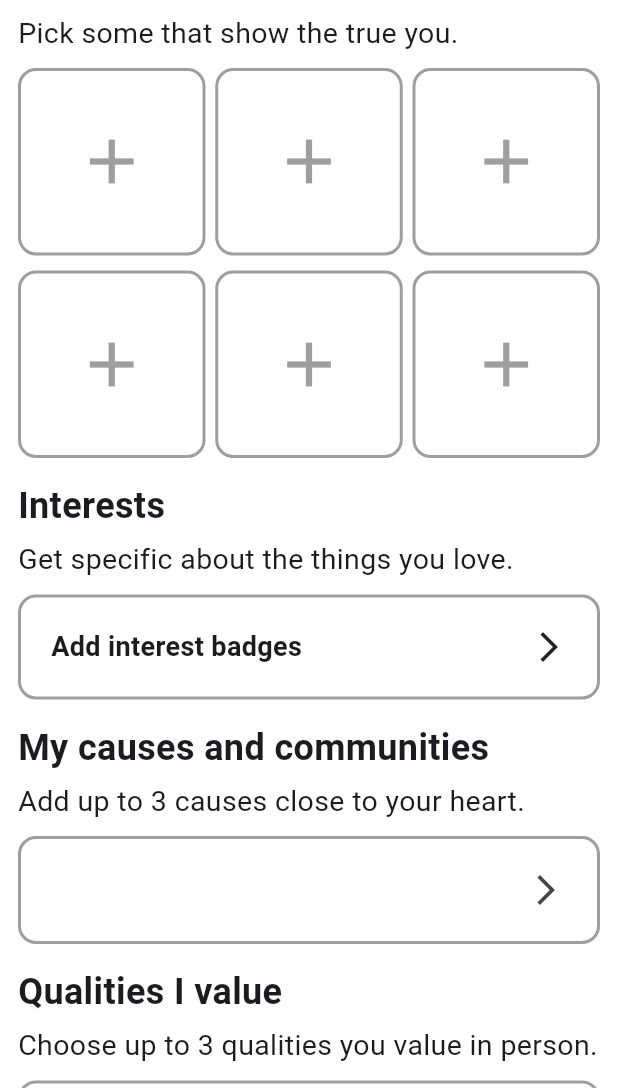
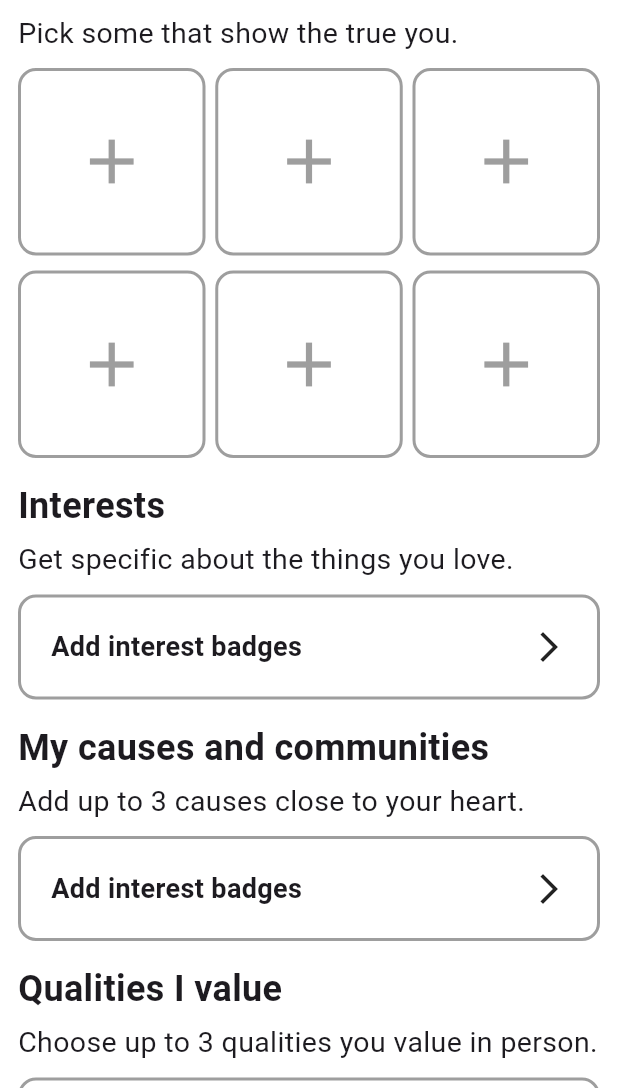
Before and after one commit to Rohitkhadka13/PairFect, a Flutter app: the CompleteProfile screen opened directly, on a phone screen of 412 x 824 dp, the part 148-1236 px from its top. Run offline on Flutter 3.47's test engine with Material 3 defaults, Android fonts, the phone set to English and light mode, and no system bars; our stand-ins replace cached_network_image, flutter_dotenv, get, image_picker, parse_server_sdk_flutter, shared_preferences; missing offline and left inert: flutter_tindercard_2; accounts and stored records are empty.

Commit message:
add causes/community

```diff
--- a/lib/profileScreen/complete_profile.dart
+++ b/lib/profileScreen/complete_profile.dart
@@ -1,6 +1,7 @@
 import 'package:flutter/material.dart';
 import 'package:get/get.dart';
 import 'package:pairfect/profileScreen/aboutYou/occupation_screen.dart';
+import 'package:pairfect/profileScreen/causes_screen.dart';
 import 'package:pairfect/profileScreen/interest_screen.dart';
 import 'package:pairfect/profileScreen/moreAboutYou/drinking_screen.dart';
 import 'package:pairfect/profileScreen/moreAboutYou/exercise_screen.dart';
@@ -45,6 +46,7 @@ class _CompleteProfileState extends State<CompleteProfile> {
     _authController.fetchImages();
     _loadSelectedExercise();
     _authController.loadUserInterests();
+    _authController.loadUserCauses();
     super.initState();
   }
 
@@ -197,25 +199,49 @@ class _CompleteProfileState extends State<CompleteProfile> {
               SizedBox(
                 height: 10,
               ),
-              Container(
-                padding: EdgeInsets.all(10),
+              GestureDetector(
+                onTap: () async {
+                  await Get.to(() => CausesScreen());
+                  await _authController.getUserCauses();
+                },
+                child: Obx(() {
+                  final causes = _authController.causes;
+                  return Container(
+                    padding: EdgeInsets.all(20),
                     decoration: BoxDecoration(
                       border: Border.all(color: Colors.grey, width: 2),
-                    borderRadius: BorderRadius.circular(12)),
+                      borderRadius: BorderRadius.circular(12),
+                    ),
+                    constraints: BoxConstraints(
+                      minHeight: 60,
+                      maxHeight: 150, // Prevent overflow
+                    ),
                     child: Row(
                       mainAxisAlignment: MainAxisAlignment.spaceBetween,
-                  crossAxisAlignment: CrossAxisAlignment.start,
+                      crossAxisAlignment: CrossAxisAlignment.center,
                       children: [
-                    Text(
-                      "",
-                      style:
-                          TextStyle(fontSize: 22, fontWeight: FontWeight.bold),
+                        Expanded(
+                          child: causes.isNotEmpty
+                              ? SingleChildScrollView(
+                            scrollDirection: Axis.vertical,
+                            child: Wrap(
+                              spacing: 8.0,
+                              runSpacing: 4.0,
+                              children: causes
+                                  .map((cause) => Chip(label: Text(cause)))
+                                  .toList(),
                             ),
-                    IconButton(
-                        onPressed: () {},
-                        icon: Icon(Icons.arrow_forward_ios_outlined))
+                          )
+                              : Text(
+                            "Add interest badges",
+                            style: TextStyle(fontSize: 18, fontWeight: FontWeight.bold),
+                          ),
+                        ),
+                        Icon(Icons.arrow_forward_ios_outlined),
                       ],
                     ),
+                  );
+                }),
               ),
 
               //Qualities i value
```
Also changed, not shown: lib/controllers/auth_controllers.dart (+62 -0 lines), lib/profileScreen/causes_screen.dart (added, +148 -0 lines). Lines whose indentation alone changed are shown as unchanged.
